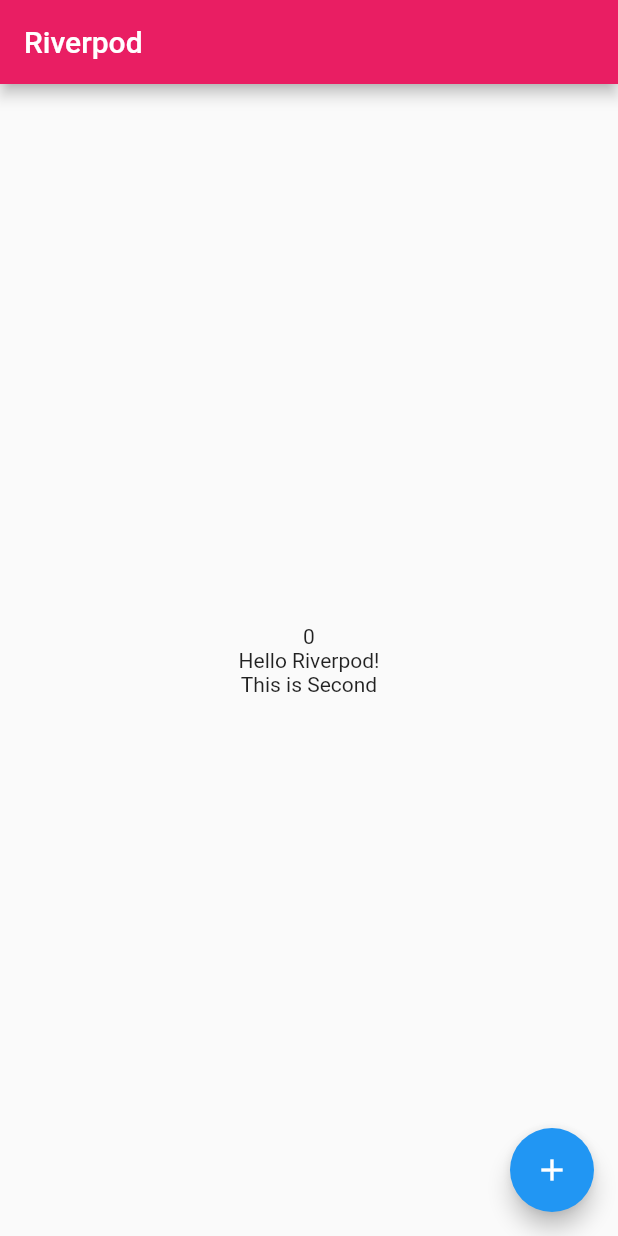
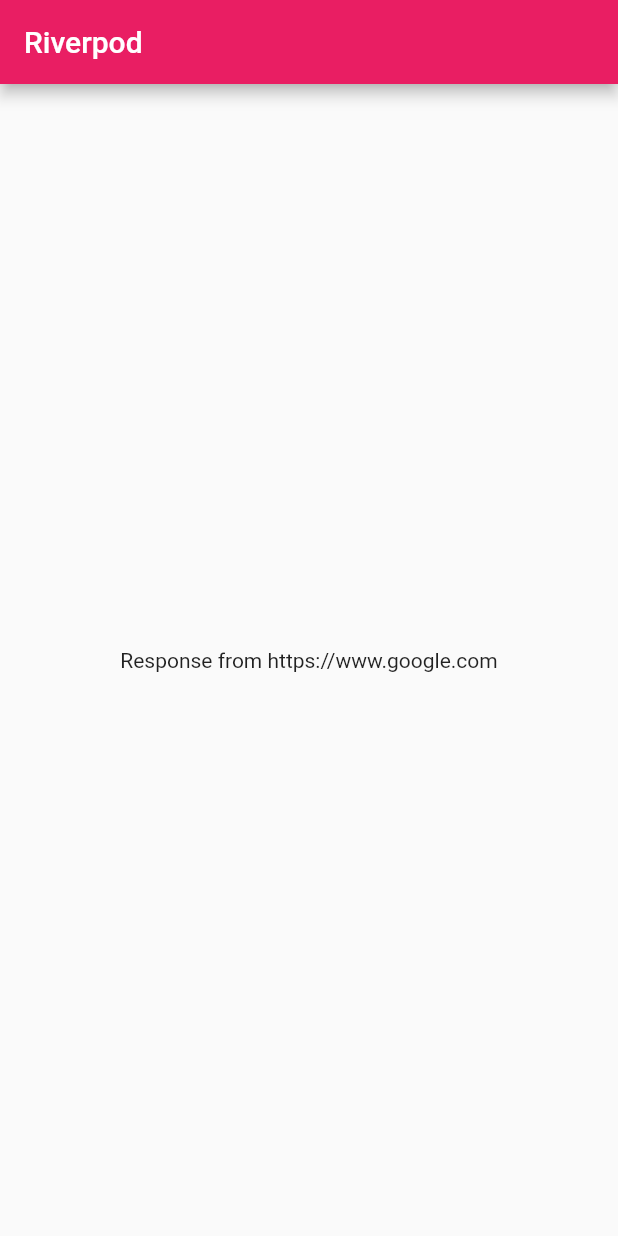
Before and after one commit to nisarg-solutelabs/flutter_riverpod, a Flutter app: the screen it shows after launch, on a phone screen of 412 x 824 dp. Run offline on Flutter 3.47's test engine with Material 2 defaults, Android fonts, the phone set to English and light mode, and no system bars; our stand-ins replace flutter_riverpod.

Commit message:
Use of FutureProvider

```diff
--- a/lib/main.dart
+++ b/lib/main.dart
@@ -1,24 +1,23 @@
 import 'package:flutter/material.dart';
-import 'package:flutter_riverpod/all.dart';
+import 'package:flutter_riverpod/flutter_riverpod.dart';
 
 void main() {
   runApp(ProviderScope(child: MyApp()));
 }
 
-final greetingProvider = Provider((ref) => 'Hello Riverpod!');
-final secondProvider = Provider((ref) => 'This is Second');
-
-class IncrementNotifier extends ChangeNotifier {
-  int _value = 0;
-  int get value => _value;
-
-  void increment() {
-    _value += 1;
-    notifyListeners();
+class FakeHttpClient {
+  Future<String> get(String url) async {
+    await Future.delayed(const Duration(seconds: 3));
+    return 'Response from $url';
   }
 }
 
-final incrementProvider = ChangeNotifierProvider((ref) => IncrementNotifier());
+final fakeHttpClientProvider = Provider((ref) => FakeHttpClient());
+final responseProvider =
+    FutureProvider.autoDispose.family<String, String>((ref, url) async {
+  final httpClient = ref.read(fakeHttpClientProvider);
+  return httpClient.get(url);
+});
 
 class MyApp extends StatelessWidget {
   @override
@@ -32,31 +31,20 @@
         appBar: AppBar(
           title: Text('Riverpod'),
         ),
-        floatingActionButton: FloatingActionButton(
-          child: Icon(Icons.add),
-          onPressed: () {
-            context.read(incrementProvider).increment();
+        body: Consumer(
+          builder: (context, watch, child) {
+            final response = watch(
+              responseProvider('https://www.google.com'),
+            );
+            return response.map(
+              data: (_) => Center(child: Text(_.value)),
+              loading: (_) => Center(child: CircularProgressIndicator()),
+              error: (_) => Text(
+                'Error occurs',
+                style: TextStyle(color: Colors.red),
+              ),
+            );
           },
-        ),
-        body: Center(
-          child: Consumer(
-            builder: (context, watch, child) {
-              return Column(
-                mainAxisAlignment: MainAxisAlignment.center,
-                children: [
-                  Text(
-                    watch(incrementProvider).value.toString(),
-                  ),
-                  Text(
-                    watch(greetingProvider),
-                  ),
-                  Text(
-                    watch(secondProvider),
-                  ),
-                ],
-              );
-            },
-          ),
         ),
       ),
     );
```
